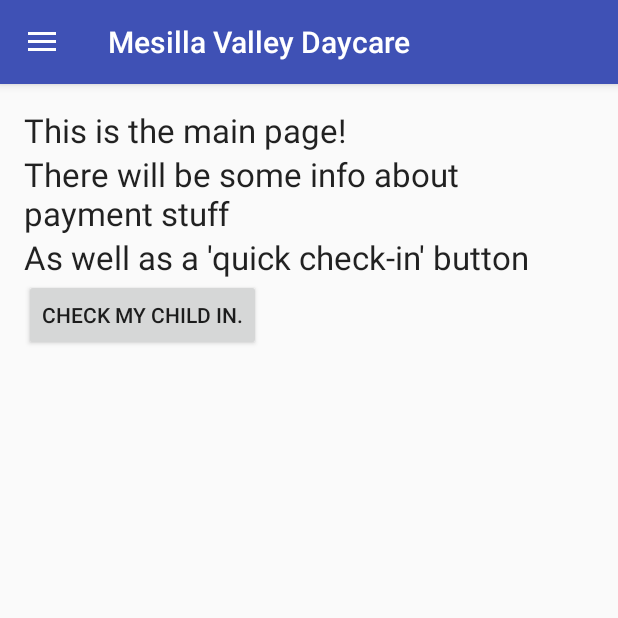
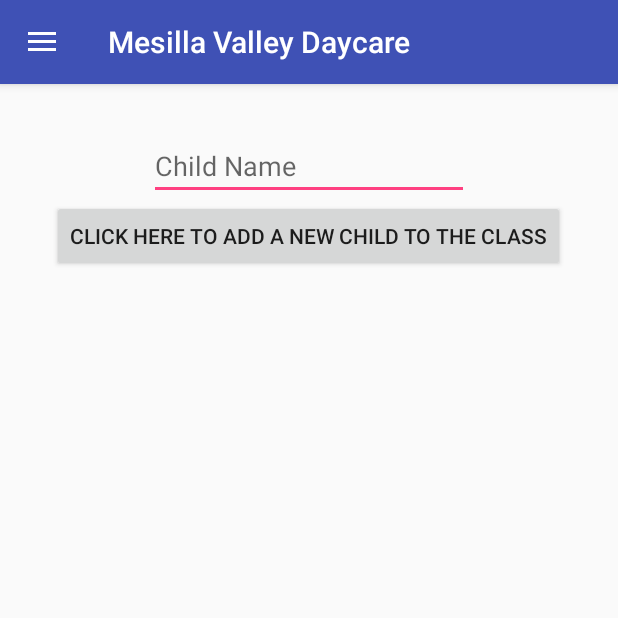
Before and after one commit to jbakarich/NurseryApp, an Android app: the screen it shows after launch (MainActivity), after a tap on "Home", on a phone screen of 412 x 824 dp, the top half of it. Run offline under Robolectric (Android 15) with nearby library versions, the phone set to English and light mode, and no system bars; 1 other tap on this screen came first.

Commit message:
new grid system

```diff
--- a/app/src/main/res/layout/mainpage.xml
+++ b/app/src/main/res/layout/mainpage.xml
@@ -1,45 +1,38 @@
-<?xml version="1.0" encoding="utf-8"?>
-<LinearLayout xmlns:android="http://schemas.android.com/apk/res/android"
-    android:orientation="vertical" android:layout_width="match_parent"
-    android:layout_height="match_parent">
+<RelativeLayout xmlns:android="http://schemas.android.com/apk/res/android"
+    xmlns:tools="http://schemas.android.com/tools"
+    android:layout_width="match_parent"
+    android:layout_height="match_parent"
+    android:paddingBottom="@dimen/activity_vertical_margin"
+    android:paddingLeft="@dimen/activity_horizontal_margin"
+    android:paddingRight="@dimen/activity_horizontal_margin"
+    android:paddingTop="@dimen/activity_vertical_margin">
 
-    <GridLayout
+    <EditText
+        android:id="@+id/editText1"
+        android:layout_width="wrap_content"
+        android:layout_height="wrap_content"
+        android:layout_alignParentTop="true"
+        android:layout_centerHorizontal="true"
+        android:ems="10"
+        android:hint="Child Name" >
+    </EditText>
+
+    <GridView
+        android:id="@+id/gridView1"
         android:layout_width="match_parent"
-        android:layout_height="match_parent"
-        android:columnCount="1"
-        android:rowCount="4">
+        android:layout_height="wrap_content"
+        android:layout_below="@+id/button1"
+        android:layout_centerHorizontal="true"
+        android:numColumns="3" >
 
-        <TextView
-            android:layout_width="wrap_content"
-            android:layout_height="wrap_content"
-            android:textAppearance="?android:attr/textAppearanceLarge"
-            android:text="This is the main page!"
-            android:id="@+id/text1"
-            android:layout_row="0"
-            android:layout_column="0" />
-        <TextView
-            android:layout_width="wrap_content"
-            android:layout_height="wrap_content"
-            android:textAppearance="?android:attr/textAppearanceLarge"
-            android:text="There will be some info about payment stuff"
-            android:id="@+id/text2"
-            android:layout_row="1"
-            android:layout_column="0" />
-        <TextView
-            android:layout_width="wrap_content"
-            android:layout_height="wrap_content"
-            android:textAppearance="?android:attr/textAppearanceLarge"
-            android:text="As well as a 'quick check-in' button"
-            android:id="@+id/text3"
-            android:layout_row="2"
-            android:layout_column="0" />
+    </GridView>
 
-        <Button
-            android:layout_width="wrap_content"
-            android:layout_height="wrap_content"
-            android:text="Check my child in."
-            android:id="@+id/button"
-            android:layout_row="3"
-            android:layout_column="0" />
-    </GridLayout>
-</LinearLayout>
+    <Button
+        android:id="@+id/button1"
+        android:layout_width="wrap_content"
+        android:layout_height="wrap_content"
+        android:layout_below="@+id/editText1"
+        android:layout_centerHorizontal="true"
+        android:text="Click Here to add a new child to the class" />
+
+</RelativeLayout>
```
Also changed, not shown: app/src/main/java/team3/nmsu/NurseryApp/HomeFragment.java (+51 -7 lines).
